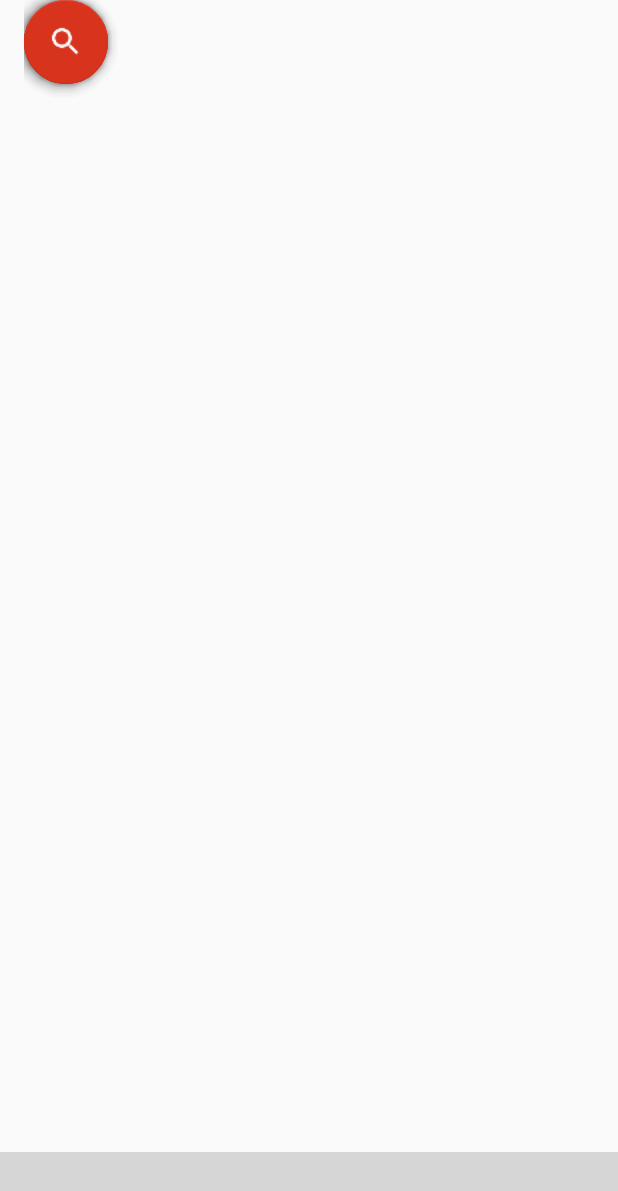
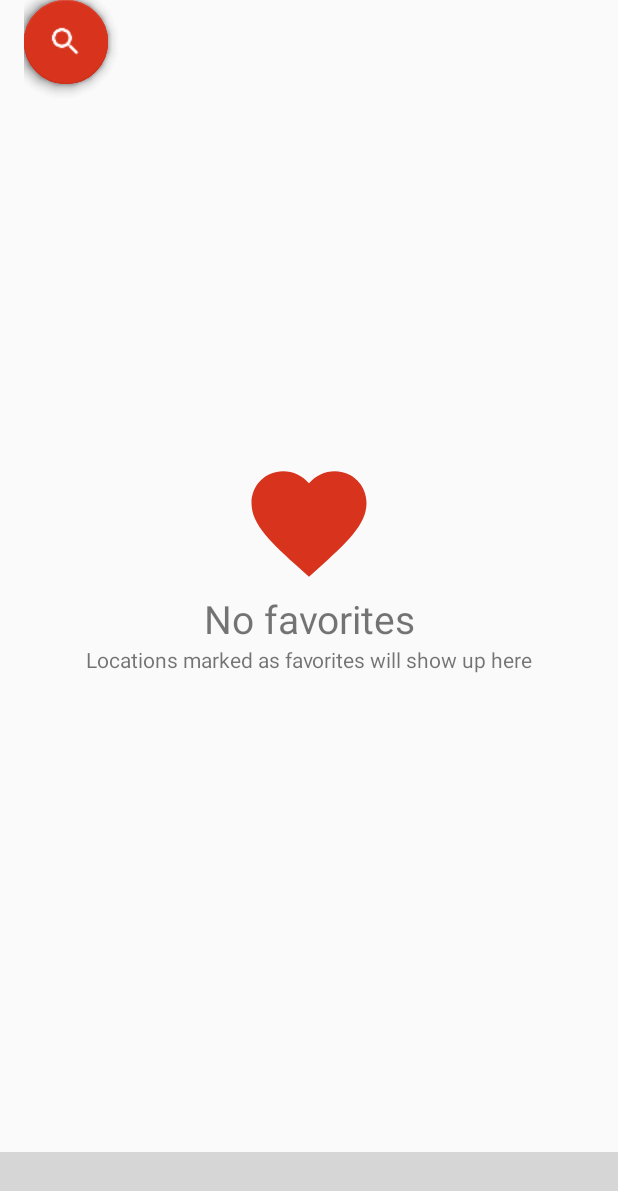
Before and after one commit to CityZenApp/AndroidApp, an Android app: the fragment FavoritesFragment placed in its activity, on a phone screen of 412 x 824 dp. Shown: the top 1191 px of the screen. Run offline under Robolectric (Android 15) with nearby library versions, the phone set to English and light mode, and no system bars; libraries missing offline, so code that uses them is left out: com.github.clans.fab, com.ittianyu.bottomnavigationviewex, de.westnordost.osmapi, info.metadude.java, oauth.signpost and 2 more; plain views replace BottomNavigationViewEx, FloatingActionButton, FloatingActionMenu; 20 statements that could not run were skipped; grey boxes are pictures that could not be loaded.

Commit message:
Fix #60 adding an empty view for favorites

```diff
--- a/CityZenApp/app/src/main/java/com/cityzen/cityzen/Fragments/FavoritesFragment.java
+++ b/CityZenApp/app/src/main/java/com/cityzen/cityzen/Fragments/FavoritesFragment.java
@@ -9,6 +9,7 @@ import android.support.v7.widget.RecyclerView;
 import android.view.LayoutInflater;
 import android.view.View;
 import android.view.ViewGroup;
+import android.widget.LinearLayout;
 
 import com.cityzen.cityzen.Adapters.ParcelablePoiListAdapter;
 import com.cityzen.cityzen.Models.ParcelablePOI;
@@ -21,6 +22,7 @@ public class FavoritesFragment extends Fragment {
 
     private StorageUtil storageUtil;
     private RecyclerView recyclerView;
+    private LinearLayout emptyView;
     private ParcelablePoiListAdapter adapter;
 
     public FavoritesFragment() {
@@ -52,8 +54,10 @@ public class FavoritesFragment extends Fragment {
     }
 
     private void setupRecyclerView() {
+        emptyView = getActivity().findViewById(R.id.emptyFavorites);
+
         if (adapter == null) {
-            recyclerView = (RecyclerView) getActivity().findViewById(R.id.favoritesRecyclerView);
+            recyclerView = getActivity().findViewById(R.id.favoritesRecyclerView);
             adapter = new ParcelablePoiListAdapter(getActivity(), storageUtil.getFavoritePOIs());
             recyclerView.setAdapter(adapter);
             recyclerView.setLayoutManager(new LinearLayoutManager(getActivity()));
@@ -70,6 +74,14 @@ public class FavoritesFragment extends Fragment {
 
                 }
             }));
+
+            if (adapter.getItemCount() < 1) {
+                emptyView.setVisibility(View.VISIBLE);
+                recyclerView.setVisibility(View.GONE);
+            } else {
+                emptyView.setVisibility(View.GONE);
+                recyclerView.setVisibility(View.VISIBLE);
+            }
         } else {
 //            adapter.resetAdapter(searchedPlaces);
         }
--- a/CityZenApp/app/src/main/res/layout/fragment_favorites.xml
+++ b/CityZenApp/app/src/main/res/layout/fragment_favorites.xml
@@ -1,4 +1,5 @@
 <RelativeLayout xmlns:android="http://schemas.android.com/apk/res/android"
+    xmlns:app="http://schemas.android.com/apk/res-auto"
     xmlns:tools="http://schemas.android.com/tools"
     android:layout_width="match_parent"
     android:layout_height="match_parent"
@@ -11,4 +12,29 @@
         android:layout_alignParentBottom="true"
         android:layout_centerHorizontal="true" />
 
+    <LinearLayout
+        android:id="@+id/emptyFavorites"
+        android:layout_width="match_parent"
+        android:layout_height="match_parent"
+        android:gravity="center"
+        android:orientation="vertical"
+        android:visibility="gone">
+        <ImageView
+            android:contentDescription="@string/favorites_icon"
+            android:layout_width="92dp"
+            android:layout_height="92dp"
+            app:srcCompat="@drawable/ic_favorite_poi_true"/>
+        <TextView
+            android:layout_width="match_parent"
+            android:layout_height="wrap_content"
+            android:textAlignment="center"
+            android:textSize="26sp"
+            android:text="@string/no_favorites"/>
+        <TextView
+            android:layout_width="match_parent"
+            android:layout_height="wrap_content"
+            android:textAlignment="center"
+            android:text="@string/mark_locations_as_favorites"/>
+    </LinearLayout>
+
 </RelativeLayout>
--- a/CityZenApp/app/src/main/res/values/strings.xml
+++ b/CityZenApp/app/src/main/res/values/strings.xml
@@ -114,9 +114,15 @@ The app is open source licensed because we want the project to be empowered by t
 
     <string name="login_to_osm">Log in to OSM</string>
     <string name="logout">Log out</string>
-    <string name="no_results">No Results</string>
+
+    <!--Search List-->
+    <string name="no_results">No results</string>
     <string name="search_again">Please try another search term</string>
     <string name="search_icon">search icon</string>
 
+    <!--Favorites List-->
+    <string name="no_favorites">No favorites</string>
+    <string name="mark_locations_as_favorites">Locations marked as favorites will show up here</string>
+    <string name="favorites_icon">favorites icon</string>
 
 </resources>
```
